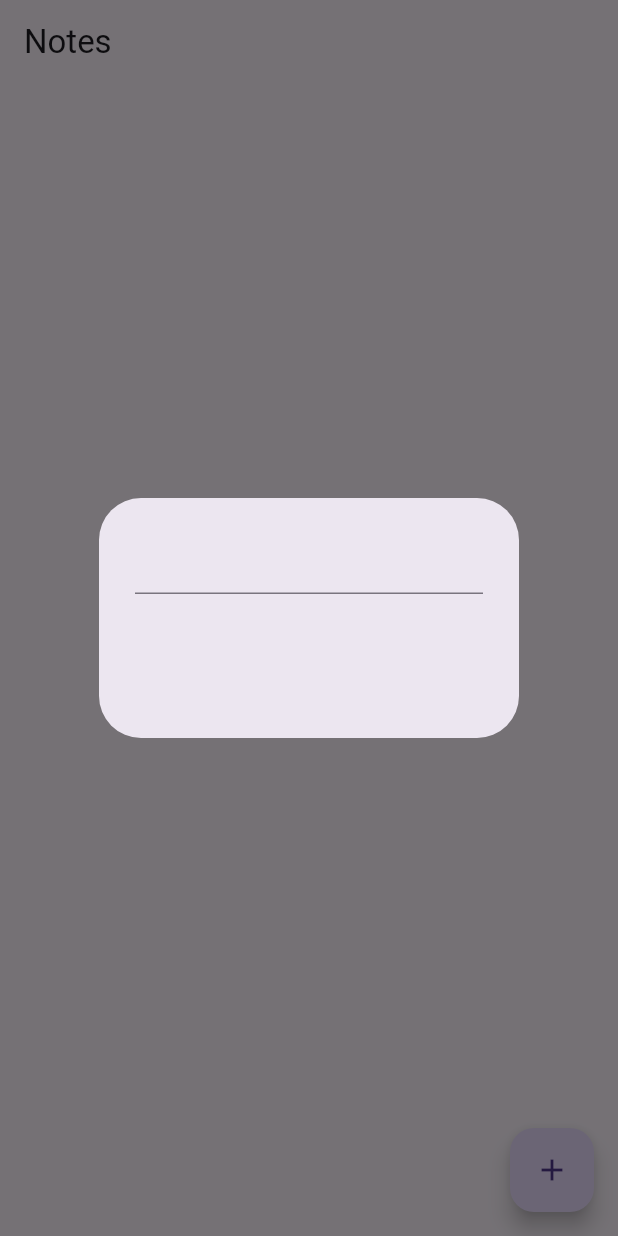
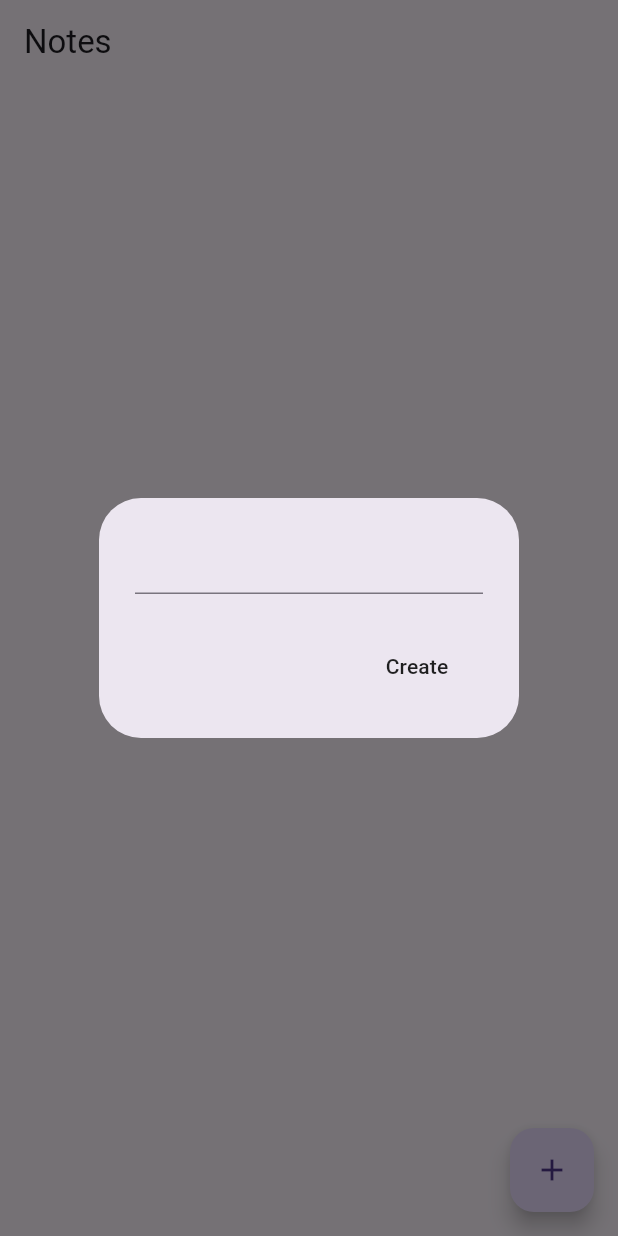
Before and after one commit to faldi17/notes-flutter, a Flutter app: the screen it shows after launch, after a tap on the "add" icon, on a phone screen of 412 x 824 dp. Run offline on Flutter 3.47's test engine with Material 3 defaults, Android fonts, the phone set to English and light mode, and no system bars; our stand-ins replace isar; accounts and stored records are empty; generated files the repository leaves out were written again.

Commit message:
notes add/create

```diff
--- a/lib/pages/notes_page.dart
+++ b/lib/pages/notes_page.dart
@@ -1,4 +1,5 @@
 import 'package:flutter/material.dart';
+import 'package:notes_flutter/models/note.dart';
 import 'package:notes_flutter/models/note_database.dart';
 import 'package:provider/provider.dart';
 
@@ -23,8 +24,13 @@ class _NotesPage extends State<NotesPage> {
           // create button
           MaterialButton(
             onPressed: () {
+              // add to db
               context.read<NoteDatabase>().addNote(textController.text);
+
+              // pop dialog box
+              Navigator.pop(context);
             },
+            child: const Text("Create"),
           ),
         ],
       ),
@@ -32,6 +38,9 @@ class _NotesPage extends State<NotesPage> {
   }
 
   // read notes
+  void readNotes() {
+    context.watch<NoteDatabase>().fetchNotes();
+  }
 
   // update a note
 
@@ -39,12 +48,28 @@ class _NotesPage extends State<NotesPage> {
 
   @override
   Widget build(BuildContext context) {
+    // note database
+    final noteDatabase = context.watch<NoteDatabase>();
+
+    // current notes
+    List<Note> currentNotes = noteDatabase.currentNotes;
+
     return Scaffold(
       appBar: AppBar(title: Text('Notes')),
       floatingActionButton: FloatingActionButton(
         onPressed: createNote,
         child: const Icon(Icons.add),
       ),
+      body: ListView.builder(
+        itemCount: currentNotes.length,
+        itemBuilder: (context, index) {
+          // get individual note
+          final note = currentNotes[index];
+
+          // list tile UI
+          return ListTile(title: Text(note.text));
+        },
+      ),
     );
   }
 }
```
